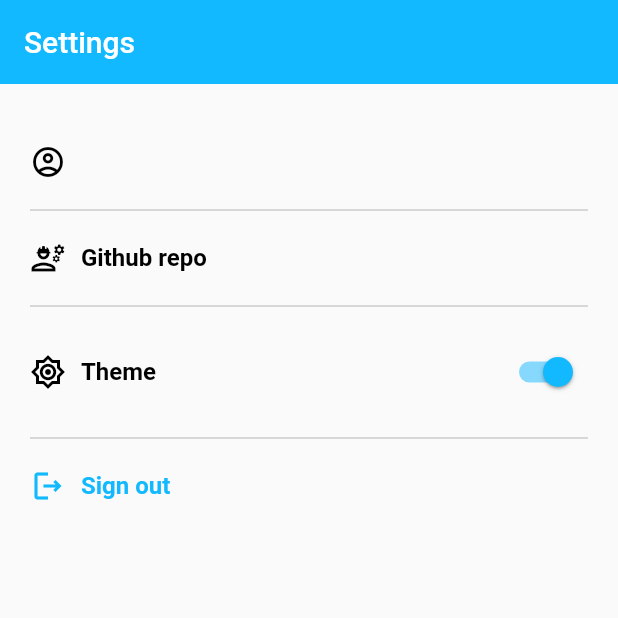
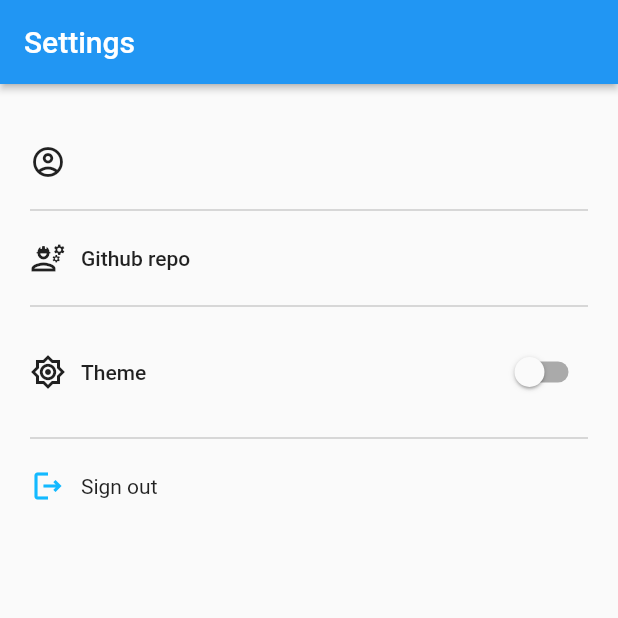
Before and after one commit to chima94/flutter-bloc-design-pattern, a Flutter app: the SettingPage screen opened directly, on a phone screen of 412 x 824 dp, the top half of it. Run offline on Flutter 3.47's test engine with Material 2 defaults, Android fonts, the phone set to English and light mode, and no system bars; our stand-ins replace bloc, cloud_firestore, equatable, firebase_auth, firebase_core, flutter_bloc and 4 more; missing offline and left inert: dart:ffi, flow_builder, flutter_services_binding; accounts and stored records are empty.

Commit message:
dark mode

```diff
--- a/lib/main_development.dart
+++ b/lib/main_development.dart
@@ -5,18 +5,19 @@ import 'package:flutter/services.dart';
 import 'package:flutter_services_binding/flutter_services_binding.dart';
 import 'package:local_storage_todos_api/local_storage_todos_api.dart';
 import 'package:todo/bootstrap.dart';
+import 'package:todo/theme/sharepreference.dart';
 
 Future<void> main() async {
   SystemChrome.setSystemUIOverlayStyle(
     const SystemUiOverlayStyle(
         // navigation bar color
-        statusBarColor: Color(0xFF13B9FF),
-        systemNavigationBarColor: Colors.white,
+        statusBarColor: Colors.blue,
         statusBarIconBrightness: Brightness.dark // status bar color
         ),
   );
   FlutterServicesBinding.ensureInitialized();
   await Firebase.initializeApp();
+  await Preferences.init();
   final cloudTodoApi = CloudStorageTodosApi();
   final todosApi = LocalStorageTodosApi(
     plugin: await SharedPreferences.getInstance(),
--- a/lib/main_production.dart
+++ b/lib/main_production.dart
@@ -3,10 +3,12 @@ import 'package:firebase_core/firebase_core.dart';
 import 'package:flutter_services_binding/flutter_services_binding.dart';
 import 'package:local_storage_todos_api/local_storage_todos_api.dart';
 import 'package:todo/bootstrap.dart';
+import 'package:todo/theme/sharepreference.dart';
 
 Future<void> main() async {
   FlutterServicesBinding.ensureInitialized();
   await Firebase.initializeApp();
+  await Preferences.init();
   final cloudTodoApi = CloudStorageTodosApi();
   final todosApi = LocalStorageTodosApi(
     plugin: await SharedPreferences.getInstance(),
--- a/lib/main_staging.dart
+++ b/lib/main_staging.dart
@@ -3,10 +3,12 @@ import 'package:firebase_core/firebase_core.dart';
 import 'package:flutter_services_binding/flutter_services_binding.dart';
 import 'package:local_storage_todos_api/local_storage_todos_api.dart';
 import 'package:todo/bootstrap.dart';
+import 'package:todo/theme/sharepreference.dart';
 
 Future<void> main() async {
   FlutterServicesBinding.ensureInitialized();
   await Firebase.initializeApp();
+  await Preferences.init();
   final cloudTodoApi = CloudStorageTodosApi();
   final todosApi = LocalStorageTodosApi(
     plugin: await SharedPreferences.getInstance(),
--- a/lib/settings/view/settings_page.dart
+++ b/lib/settings/view/settings_page.dart
@@ -2,17 +2,30 @@ import 'package:flutter/material.dart';
 import 'package:flutter_bloc/flutter_bloc.dart';
 import 'package:todo/app/bloc/app_bloc.dart';
 import 'package:todo/app/bloc/app_event.dart';
+import 'package:todo/theme/app_theme.dart';
+import 'package:todo/theme/theme_bloc.dart';
+import 'package:todo/theme/theme_event.dart';
 
 class SettingPage extends StatelessWidget {
   const SettingPage({Key? key}) : super(key: key);
 
   @override
   Widget build(BuildContext context) {
+    final themeData = context.select((ThemeBloc bloc) => bloc.state.themeData);
     final user = context.select((AppBloc bloc) => bloc.state.user);
+    final textStyle = Theme.of(context).textTheme.bodyText1;
+    final theme = context.select(
+      (ThemeBloc bloc) => bloc.state.themeData,
+    );
+    final appbarColor = theme == FlutterTodosTheme.dark
+        ? Theme.of(context).scaffoldBackgroundColor
+        : null;
+
     return Scaffold(
       appBar: AppBar(
         title: const Text('Settings'),
-        elevation: 0,
+        elevation: 2,
+        backgroundColor: appbarColor,
       ),
       body: Container(
         padding: const EdgeInsets.only(left: 20, right: 20),
@@ -20,11 +33,27 @@ class SettingPage extends StatelessWidget {
         child: Column(
           crossAxisAlignment: CrossAxisAlignment.start,
           children: [
-            _item(user.email!, Icons.account_circle_outlined),
+            _item(
+              user.email!,
+              Icons.account_circle_outlined,
+              textStyle: textStyle,
+            ),
             _divider(),
-            _item('Github repo', Icons.engineering_outlined),
+            _item(
+              'Github repo',
+              Icons.engineering_outlined,
+              textStyle: textStyle,
+            ),
             _divider(),
-            _item('Theme', Icons.brightness_7_outlined, theme: true),
+            _item(
+              'Theme',
+              Icons.brightness_7_outlined,
+              themeData: themeData,
+              textStyle: textStyle,
+              isTheme: (value) {
+                context.read<ThemeBloc>().add(ThemeEvent(value: value));
+              },
+            ),
             _divider(),
             GestureDetector(
               onTap: () => context.read<AppBloc>().add(AppLogoutRequested()),
@@ -41,34 +70,35 @@ class SettingPage extends StatelessWidget {
   }
 }
 
-Row _item(String title, IconData icon,
-    {bool logout = false, bool theme = false}) {
+Row _item(
+  String title,
+  IconData icon, {
+  bool logout = false,
+  ThemeData? themeData,
+  Function(bool)? isTheme,
+  TextStyle? textStyle,
+}) {
   return Row(
     children: [
       Icon(
         icon,
-        color: logout ? const Color(0xFF13B9FF) : Colors.black,
+        color: logout ? const Color(0xFF13B9FF) : null,
       ),
       const SizedBox(
         width: 10,
       ),
-      Text(
-        title,
-        style: TextStyle(
-          fontSize: 16,
-          fontWeight: FontWeight.w700,
-          color: logout ? const Color(0xFF13B9FF) : Colors.black,
-        ),
-      ),
-      if (theme)
+      Text(title, style: textStyle),
+      if (themeData != null)
         Expanded(
           child: Row(
             mainAxisAlignment: MainAxisAlignment.end,
             children: [
               Switch.adaptive(
                 activeColor: const Color(0xFF13B9FF),
-                value: true,
-                onChanged: (value) {},
+                value: themeData == FlutterTodosTheme.dark,
+                onChanged: (value) {
+                  isTheme!(value);
+                },
               )
             ],
           ),
--- a/lib/splash/view/splash_page.dart
+++ b/lib/splash/view/splash_page.dart
@@ -17,7 +17,7 @@ class SplashPage extends StatelessWidget {
       ],
     );
     return const Scaffold(
-      backgroundColor: Color(0xFF13B9FF),
+      backgroundColor: Colors.blue,
       body: Center(
         child: Text(
           'Todo APP with Bloc Design Pattern',
--- /dev/null
+++ b/lib/theme/theme_bloc.dart
@@ -0,0 +1,19 @@
+import 'package:flutter_bloc/flutter_bloc.dart';
+import 'package:todo/theme/app_theme.dart';
+import 'package:todo/theme/sharepreference.dart';
+import 'package:todo/theme/theme_event.dart';
+import 'package:todo/theme/theme_state.dart';
+
+class ThemeBloc extends Bloc<ThemeEvent, ThemeState> {
+  ThemeBloc() : super(ThemeState(themeData: Preferences.getTheme())) {
+    on<ThemeEvent>(_onAppThemeChanged);
+  }
+
+  Future<void> _onAppThemeChanged(
+    ThemeEvent event,
+    Emitter<ThemeState> emit,
+  ) async {
+    await Preferences.saveTheme(event.value);
+    emit(ThemeState(themeData: Preferences.getTheme()));
+  }
+}
--- /dev/null
+++ b/lib/theme/theme_event.dart
@@ -0,0 +1,15 @@
+import 'package:equatable/equatable.dart';
+import 'package:flutter/material.dart';
+import 'package:todo/theme/app_theme.dart';
+
+abstract class AppThemeEvent extends Equatable {
+  const AppThemeEvent();
+
+  @override
+  List<Object> get props => [];
+}
+
+class ThemeEvent extends AppThemeEvent {
+  final bool value;
+  const ThemeEvent({required this.value});
+}
--- /dev/null
+++ b/lib/theme/theme_state.dart
@@ -0,0 +1,13 @@
+import 'package:equatable/equatable.dart';
+import 'package:flutter/material.dart';
+
+class ThemeState extends Equatable {
+  final ThemeData themeData;
+
+  const ThemeState({
+    required this.themeData,
+  });
+
+  @override
+  List<Object?> get props => [themeData];
+}
```
Also changed, not shown: lib/app/app.dart (+8 -1 lines), lib/edit_todo/view/edit_todo.dart (+10 -1 lines), lib/stats/view/stats_page.dart (+11 -1 lines), lib/theme/app_theme.dart (+5 -7 lines), lib/theme/sharepreference.dart (added, +28 -0 lines), lib/todo_overview/view/todo_overview_page.dart (+10 -1 lines).
